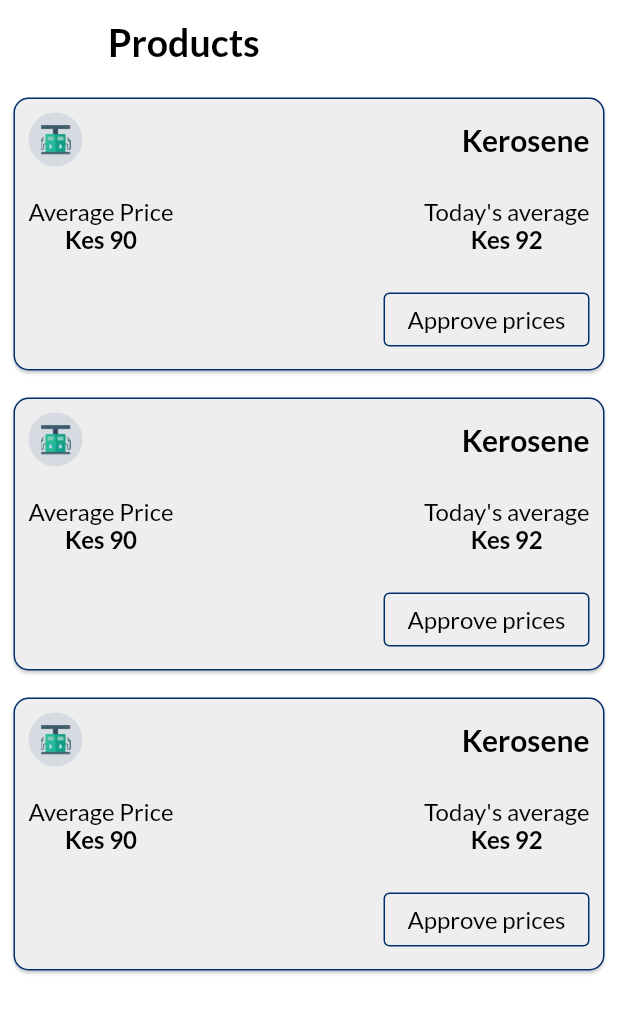
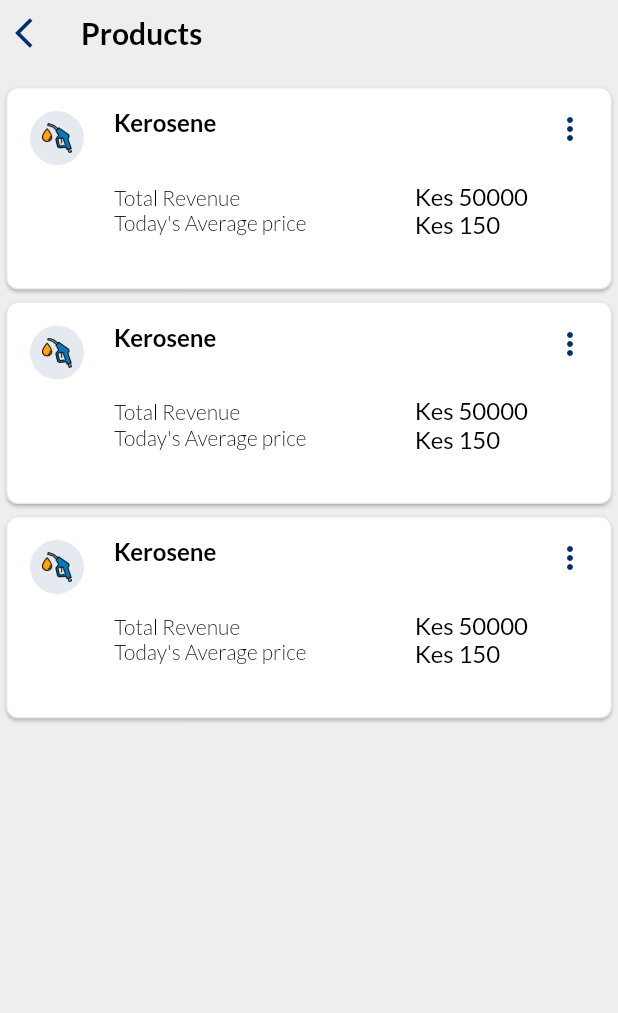
Before and after one commit to NjokiCynthia/sales_app, a Flutter app: the ProductsScreen screen opened directly, on a phone screen of 412 x 824 dp. Shown: the top 1013 px of the screen. Run offline on Flutter 3.47's test engine with Material 2 defaults, Android fonts, the phone set to English and light mode, and no system bars; our stand-ins replace animated_splash_screen, card_swiper, country_code_picker, dio, file_picker, flutter_spinkit and 5 more; accounts and stored records are empty.

Commit message:
Edit prices approval screen

```diff
--- /dev/null
+++ b/lib/models/product.dart
@@ -0,0 +1,12 @@
+class Product {
+  final String productName;
+
+  final double revenue;
+  final double averagePrice;
+
+  Product({
+    required this.productName,
+    required this.revenue,
+    required this.averagePrice,
+  });
+}
--- a/lib/screens/dashboard/dashboard.dart
+++ b/lib/screens/dashboard/dashboard.dart
@@ -58,8 +58,7 @@ class _DashboardState extends State<Dashboard> {
     showModalBottomSheet(
       context: context,
       builder: (context) {
-        return Container(
-          child: Column(
+        return Column(
           mainAxisSize: MainAxisSize.min,
           children: [
             ListTile(
@@ -75,7 +74,6 @@ class _DashboardState extends State<Dashboard> {
               onTap: () {},
             ),
           ],
-          ),
         );
       },
     );
--- a/lib/screens/dashboard/home.dart
+++ b/lib/screens/dashboard/home.dart
@@ -120,7 +120,7 @@ class _HomeScreenState extends State<HomeScreen> {
                                               .withOpacity(0.5), // Start color
                                           Colors.white, // End color
                                         ],
-                                        stops: <double>[
+                                        stops: const <double>[
                                           0.0,
                                           1.0
                                         ], // Gradient stops
@@ -203,7 +203,7 @@ class _HomeScreenState extends State<HomeScreen> {
                     child: Column(
                       mainAxisSize: MainAxisSize.min,
                       children: [
-                        Container(
+                        SizedBox(
                           height: 150,
                           child: ListView.builder(
                               itemCount: card_titles.length,
@@ -270,7 +270,7 @@ class _HomeScreenState extends State<HomeScreen> {
                                             '1000',
                                             style: m_title,
                                           ),
-                                          SizedBox(
+                                          const SizedBox(
                                             height: 10,
                                           ),
                                           Row(
--- a/lib/screens/dashboard/products.dart
+++ b/lib/screens/dashboard/products.dart
@@ -1,9 +1,10 @@
 import 'package:flutter/material.dart';
+import 'package:petropal/constants/color_contants.dart';
 import 'package:petropal/constants/theme.dart';
-import 'package:petropal/widgets/widget.dart';
+import 'package:petropal/screens/dashboard/approval/price/price_approval.dart';
 
 class ProductsScreen extends StatefulWidget {
-  const ProductsScreen({Key? key}) : super(key: key);
+  const ProductsScreen({super.key});
 
   @override
   State<ProductsScreen> createState() => _ProductsScreenState();
@@ -13,13 +14,110 @@ class _ProductsScreenState extends State<ProductsScreen> {
   @override
   Widget build(BuildContext context) {
     return Scaffold(
-        appBar: AppBar(
-          title: Text(
-            'Products',
-            style: displayBigBoldBlack,
+      backgroundColor: Colors.grey[200],
+      body: SafeArea(
+          child: Column(
+        children: [
+          Padding(
+            padding: EdgeInsets.only(bottom: 20, top: 10, left: 10),
+            child: Row(children: [
+              Icon(
+                Icons.arrow_back_ios,
+                color: primaryDarkColor,
+              ),
+              Padding(
+                padding: EdgeInsets.only(left: 20),
+                child: Text(
+                  'Products',
+                  style: m_title,
+                ),
+              ),
+            ]),
           ),
-          backgroundColor: Colors.white,
-        ),
-        body: CustomTransactionCard());
+          Expanded(
+            child: ListView.builder(
+              itemCount: 3,
+              itemBuilder: ((context, index) {
+                return Card(
+                  shape: RoundedRectangleBorder(
+                      borderRadius: BorderRadius.circular(8),
+                      side:
+                          BorderSide(color: primaryDarkColor.withOpacity(0.1))),
+                  color: Colors.white,
+                  child: ListTile(
+                    contentPadding: EdgeInsets.only(left: 16.0, right: 16.0),
+                    leading: Container(
+                      decoration: BoxDecoration(
+                        color: primaryDarkColor.withOpacity(0.1),
+                        shape: BoxShape.circle,
+                      ),
+                      padding: const EdgeInsets.all(8),
+                      child: Image.asset(
+                        'assets/images/petrol.png',
+                        width: 20,
+                        height: 20,
+                      ),
+                    ),
+                    title: Padding(
+                      padding: EdgeInsets.only(top: 10),
+                      child: Text(
+                        'Kerosene',
+                        style: displayTitle,
+                      ),
+                    ),
+                    subtitle: Padding(
+                      padding: EdgeInsets.only(top: 30, bottom: 30),
+                      child: Row(
+                        mainAxisAlignment: MainAxisAlignment.spaceBetween,
+                        children: [
+                          Column(
+                              crossAxisAlignment: CrossAxisAlignment.start,
+                              mainAxisAlignment: MainAxisAlignment.spaceBetween,
+                              children: [
+                                Text(
+                                  'Total Revenue',
+                                  style: bodyTextSmall,
+                                ),
+                                Text(
+                                  "Today's Average price",
+                                  style: bodyTextSmall,
+                                ),
+                              ]),
+                          Column(
+                              crossAxisAlignment: CrossAxisAlignment.start,
+                              mainAxisAlignment: MainAxisAlignment.spaceBetween,
+                              children: [
+                                Text(
+                                  'Kes 50000',
+                                  style: bodyText,
+                                ),
+                                Text(
+                                  'Kes 150',
+                                  style: bodyText,
+                                ),
+                              ]),
+                        ],
+                      ),
+                    ),
+                    trailing: GestureDetector(
+                      onTap: () {
+                        Navigator.push(
+                            context,
+                            MaterialPageRoute(
+                                builder: (context) => PriceApproval()));
+                      },
+                      child: Icon(
+                        Icons.more_vert,
+                        color: primaryDarkColor,
+                      ),
+                    ),
+                  ),
+                );
+              }),
+            ),
+          ),
+        ],
+      )),
+    );
   }
 }
--- a/lib/screens/dashboard/view_users/customer.dart
+++ b/lib/screens/dashboard/view_users/customer.dart
@@ -61,10 +61,10 @@ class Customers extends StatelessWidget {
                           ),
                           ElevatedButton(
                             onPressed: () {},
-                            child: const Text('View details'),
                             style: ElevatedButton.styleFrom(
                                 backgroundColor:
                                     primaryDarkColor.withOpacity(0.6)),
+                            child: const Text('View details'),
                           )
                           // Container(
                           //     decoration: BoxDecoration(
--- a/lib/screens/dashboard/view_users/omc.dart
+++ b/lib/screens/dashboard/view_users/omc.dart
@@ -53,7 +53,7 @@ class Omcs extends StatelessWidget {
                         height: 10,
                       ),
                       Padding(
-                        padding: EdgeInsets.only(top: 10, bottom: 10),
+                        padding: const EdgeInsets.only(top: 10, bottom: 10),
                         child: Row(
                           mainAxisAlignment: MainAxisAlignment.spaceBetween,
                           children: [
@@ -65,10 +65,10 @@ class Omcs extends StatelessWidget {
                               height: 28,
                               child: ElevatedButton(
                                 onPressed: () {},
-                                child: const Text('View details'),
                                 style: ElevatedButton.styleFrom(
                                     backgroundColor:
                                         primaryDarkColor.withOpacity(0.6)),
+                                child: const Text('View details'),
                               ),
                             ),
                           ],
--- a/lib/screens/dashboard/view_users/reseller.dart
+++ b/lib/screens/dashboard/view_users/reseller.dart
@@ -53,7 +53,7 @@ class Resellers extends StatelessWidget {
                         height: 10,
                       ),
                       Padding(
-                        padding: EdgeInsets.only(top: 10, bottom: 10),
+                        padding: const EdgeInsets.only(top: 10, bottom: 10),
                         child: Row(
                           mainAxisAlignment: MainAxisAlignment.spaceBetween,
                           children: [
@@ -65,10 +65,10 @@ class Resellers extends StatelessWidget {
                               height: 28,
                               child: ElevatedButton(
                                 onPressed: () {},
-                                child: const Text('View details'),
                                 style: ElevatedButton.styleFrom(
                                     backgroundColor:
                                         primaryDarkColor.withOpacity(0.6)),
+                                child: const Text('View details'),
                               ),
                             ),
                           ],
--- a/lib/widgets/widget.dart
+++ b/lib/widgets/widget.dart
@@ -10,14 +10,11 @@ class CustomTransactionCard extends StatelessWidget {
     return ListView.builder(
       itemCount: 3,
       itemBuilder: (BuildContext context, int index) => Padding(
-        padding: EdgeInsets.all(5),
+        padding: const EdgeInsets.all(1),
         child: Card(
-          color: Colors.grey[200],
-          shape: RoundedRectangleBorder(
-              borderRadius: BorderRadius.circular(10),
-              side: BorderSide(color: primaryDarkColor)),
+          color: Colors.white,
           child: Padding(
-            padding: EdgeInsets.all(10),
+            padding: const EdgeInsets.all(5),
             child: Column(
               children: [
                 Row(
@@ -39,7 +36,7 @@ class CustomTransactionCard extends StatelessWidget {
                     ),
                   ],
                 ),
-                SizedBox(height: 20),
+                const SizedBox(height: 20),
                 Row(
                   mainAxisAlignment: MainAxisAlignment.spaceBetween,
                   children: [
@@ -69,14 +66,14 @@ class CustomTransactionCard extends StatelessWidget {
                     ),
                   ],
                 ),
-                SizedBox(
+                const SizedBox(
                   height: 20,
                 ),
                 Align(
                   alignment: Alignment.bottomRight,
                   child: OutlinedButton(
                       style: OutlinedButton.styleFrom(
-                          side: BorderSide(color: primaryDarkColor)),
+                          side: const BorderSide(color: primaryDarkColor)),
                       onPressed: () {},
                       child: Text(
                         'Approve prices',
@@ -152,10 +149,10 @@ class Users extends StatelessWidget {
                         ),
                         ElevatedButton(
                           onPressed: () {},
-                          child: const Text('View details'),
                           style: ElevatedButton.styleFrom(
                             backgroundColor: primaryDarkColor.withOpacity(0.6),
                           ),
+                          child: const Text('View details'),
                         )
                       ],
                     )
```
Also changed, not shown: lib/screens/dashboard/approval/price/price_approval.dart (added, +400 -0 lines), pubspec.yaml (+3 -4 lines), assets/images/cancel.png (added), assets/images/tick.png (added), lib/screens/dashboard/approval/price/price.dart (renamed from lib/screens/dashboard/approval/approve_prices.dart). Lines whose indentation alone changed are shown as unchanged.
